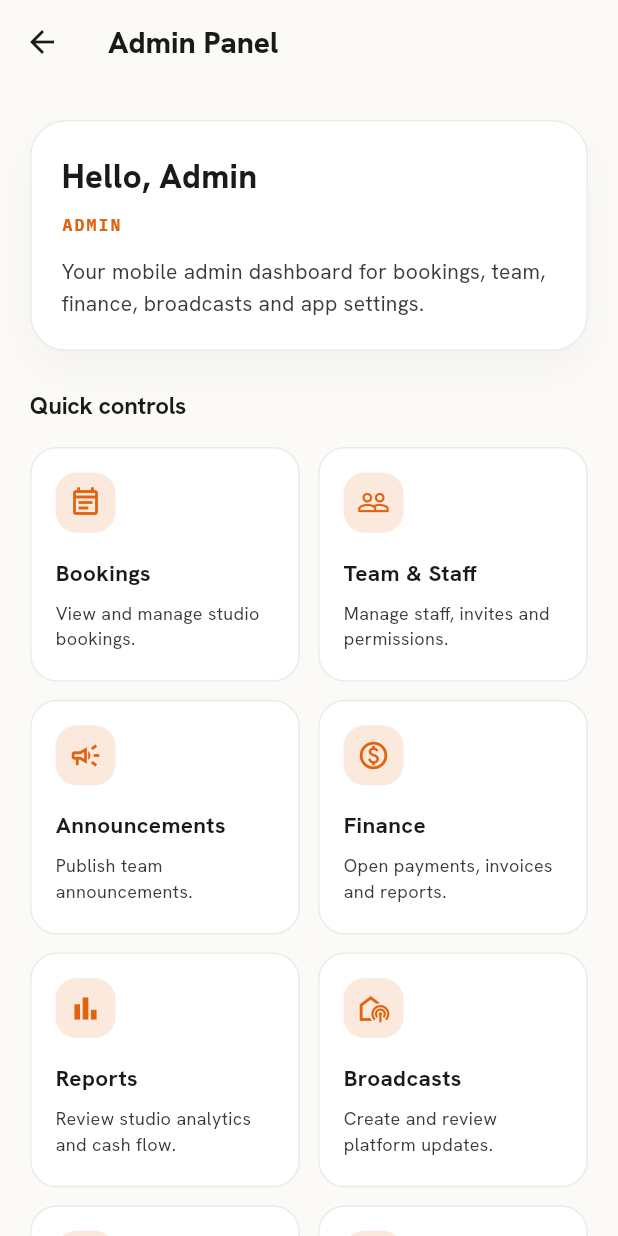
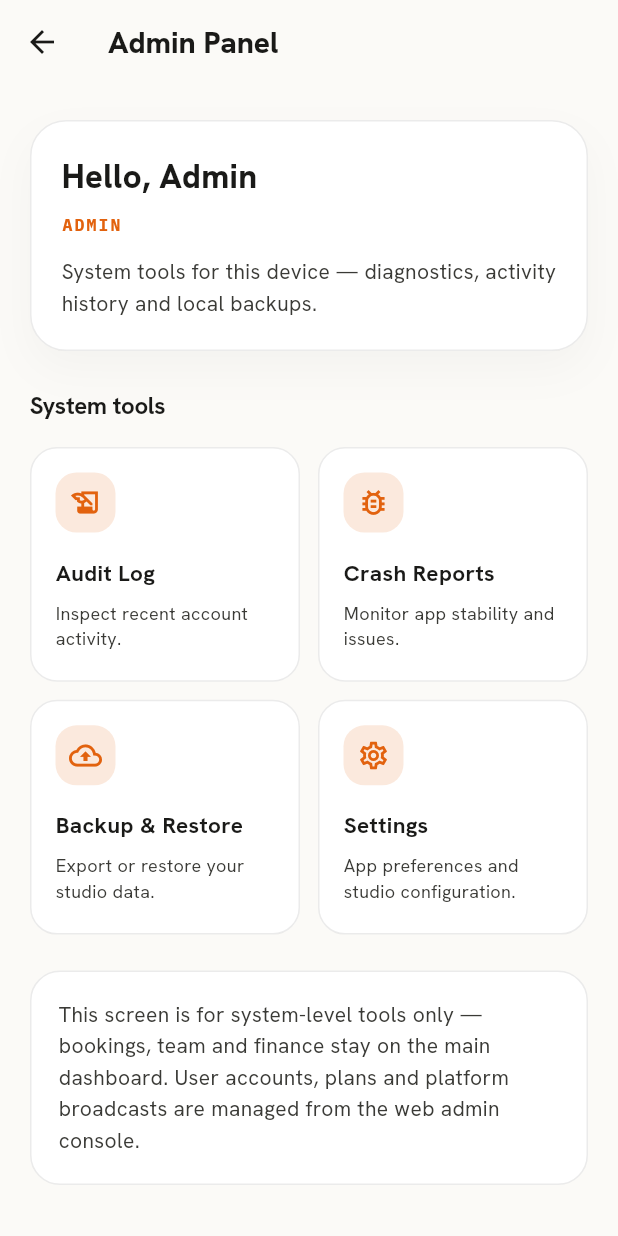
Before and after one commit to devjahid185/ClickerPro_Project, a Flutter app: the AdminPanelScreen screen opened directly, on a phone screen of 412 x 824 dp. Run offline on Flutter 3.47's test engine with Material 3 defaults, Android fonts, the phone set to English and light mode, and no system bars; our stand-ins replace connectivity_plus, drift, drift_flutter, firebase_core, firebase_messaging, flutter_dotenv and 13 more; missing offline and left inert: device_calendar; accounts and stored records are empty; generated files the repository leaves out were written again.

Commit message:
fix(landing,admin): drop admin console from the public landing page, fix Admin Panel to be admin-exclusive, remove slow WebGL hero
Landing page: removed all "Admin Console" links (nav, details grid, CTA
band, footer) — that page is public and admin access shouldn't be
advertised there. Replaced the removed detail card with Team & Roles and
Built for BDT cards, and added a Pricing section (Free / Pro / Studio) so
the page has real content depth instead of a dead spot. Dropped the
Three.js WebGL mountain-scene hero animation (external CDN fetch + a
continuous per-frame noise shader) in favor of the existing CSS gradient
fallback — this was the main cause of the page feeling slow. Also trimmed
an unused Outfit font weight and added loading="lazy" to the screenshot
images.

Admin Panel (mobile app): the screen was just a grid of shortcuts to the
same Bookings/Team/Finance/Reports/Announcements screens already reachable
from the dashboard, so it read as "the whole app again" rather than an
admin-specific surface. Trimmed the grid to the tools that are actually
admin/ops-exclusive — Audit Log, Crash Reports, Backup & Restore, Settings
— and added a note pointing users to the web admin console for account
and broadcast management, which live there by design (POST /api/broadcasts
is gated to the web-only admin route group).

```diff
--- a/clicker_pro/lib/features/admin/presentation/admin_panel_screen.dart
+++ b/clicker_pro/lib/features/admin/presentation/admin_panel_screen.dart
@@ -46,14 +46,14 @@ class AdminPanelScreen extends ConsumerWidget {
           children: [
             _buildHeroCard(name, roleLabel),
             const SizedBox(height: 24),
-            _buildSectionTitle('Quick controls'),
+            _buildSectionTitle('System tools'),
             const SizedBox(height: 16),
             _buildActionsGrid(context, policy),
             const SizedBox(height: 24),
-            _buildSectionTitle('Studio operations'),
-            const SizedBox(height: 16),
             _buildInfoCard(
-              'Use this screen to access bookings, team members, finance, broadcasts and system settings from a single place.',
+              'This screen is for system-level tools only — bookings, team and '
+              'finance stay on the main dashboard. User accounts, plans and '
+              'platform broadcasts are managed from the web admin console.',
             ),
           ],
         ),
@@ -101,7 +101,7 @@ class AdminPanelScreen extends ConsumerWidget {
           ),
           const SizedBox(height: 12),
           Text(
-            'Your mobile admin dashboard for bookings, team, finance, broadcasts and app settings.',
+            'System tools for this device — diagnostics, activity history and local backups.',
             style: TextStyle(
               color: AppColors.filmDim,
               fontFamily: AppText.body.fontFamily,
@@ -130,53 +130,9 @@ class AdminPanelScreen extends ConsumerWidget {
   Widget _buildActionsGrid(BuildContext context, RolePolicy policy) {
     final items = <_AdminActionItem>[
       _AdminActionItem(
-        icon: Icons.event_note_outlined,
-        label: 'Bookings',
-        description: 'View and manage studio bookings.',
-        routeName: RouteNames.bookings,
-      ),
-      _AdminActionItem(
-        icon: Icons.people_outline,
-        label: 'Team & Staff',
-        description: 'Manage staff, invites and permissions.',
-        routeName: RouteNames.team,
-        visible: policy.can(Capability.accessTeam),
-      ),
-      _AdminActionItem(
-        icon: Icons.campaign_outlined,
-        label: 'Announcements',
-        description: 'Publish team announcements.',
-        routeName: RouteNames.announcements,
-        visible: policy.can(Capability.viewAnnouncements),
-      ),
-      _AdminActionItem(
-        icon: Icons.paid_outlined,
-        label: 'Finance',
-        description: 'Open payments, invoices and reports.',
-        routeName: RouteNames.finance,
-      ),
-      _AdminActionItem(
-        icon: Icons.bar_chart_outlined,
-        label: 'Reports',
-        description: 'Review studio analytics and cash flow.',
-        routeName: RouteNames.reports,
-      ),
-      _AdminActionItem(
-        icon: Icons.broadcast_on_personal_outlined,
-        label: 'Broadcasts',
-        description: 'Create and review platform updates.',
-        routeName: RouteNames.broadcasts,
-      ),
-      _AdminActionItem(
-        icon: Icons.settings_outlined,
-        label: 'Settings',
-        description: 'Update app and studio configuration.',
-        routeName: RouteNames.settings,
-      ),
-      _AdminActionItem(
         icon: Icons.history_edu_outlined,
         label: 'Audit Log',
-        description: 'Inspect recent admin activity.',
+        description: 'Inspect recent account activity.',
         routeName: RouteNames.auditLog,
         visible: policy.can(Capability.viewFinancials),
       ),
@@ -186,6 +142,19 @@ class AdminPanelScreen extends ConsumerWidget {
         description: 'Monitor app stability and issues.',
         routeName: RouteNames.crashSettings,
         visible: policy.can(Capability.viewFinancials),
+      ),
+      _AdminActionItem(
+        icon: Icons.backup_outlined,
+        label: 'Backup & Restore',
+        description: 'Export or restore your studio data.',
+        routeName: RouteNames.backup,
+        visible: policy.can(Capability.viewFinancials),
+      ),
+      _AdminActionItem(
+        icon: Icons.settings_outlined,
+        label: 'Settings',
+        description: 'App preferences and studio configuration.',
+        routeName: RouteNames.settings,
       ),
     ];
 
```
Also changed, not shown: 3 other files.
